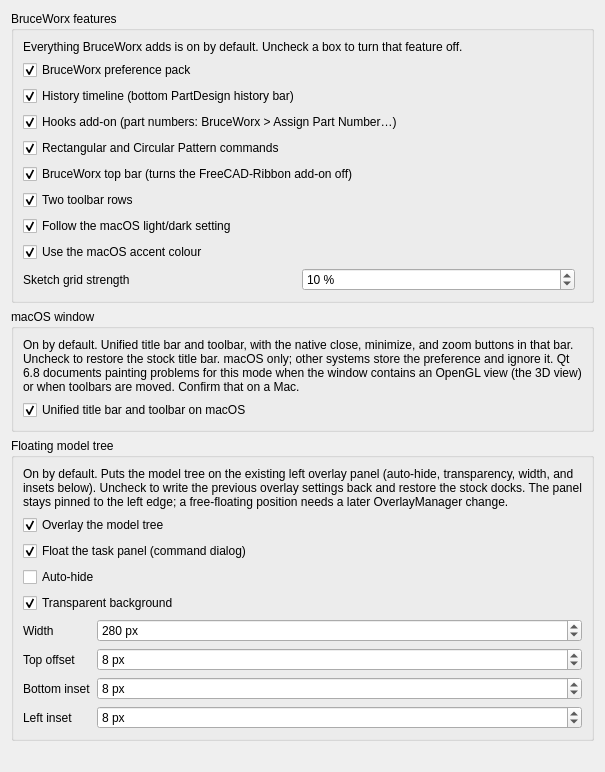
Old version of the form src/Mod/BruceWorx/preferences-bruceworx.ui in the repository brucecodes2023/FreeCAD_BruceWorx.
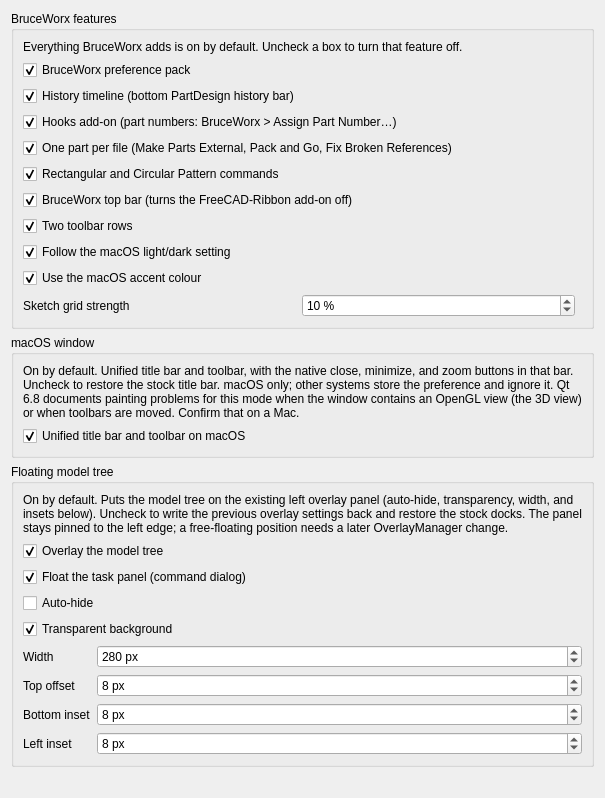
New version of the form. Custom widgets are drawn as their Qt base class.

Commit message: [BW] One part per file: make external, refs, resolve-refs, pack and go (ASM-01)

Patch:
```diff
--- a/src/Mod/BruceWorx/preferences-bruceworx.ui
+++ b/src/Mod/BruceWorx/preferences-bruceworx.ui
@@ -79,6 +79,25 @@
         </property>
        </widget>
       </item>
+      <item>
+       <widget class="Gui::PrefCheckBox" name="FileModelTools">
+        <property name="toolTip">
+         <string>On by default. Adds Make Parts External…, Pack and Go… and Fix Broken References… to the BruceWorx menu (one part per file, assemblies link part files by relative path). Needs the hooks add-on. Takes effect on the next start. The make-external, pack-and-go and resolve-refs CLI commands do not depend on this box.</string>
+        </property>
+        <property name="text">
+         <string>One part per file (Make Parts External, Pack and Go, Fix Broken References)</string>
+        </property>
+        <property name="checked">
+         <bool>true</bool>
+        </property>
+        <property name="prefEntry" stdset="0">
+         <cstring>FileModelTools</cstring>
+        </property>
+        <property name="prefPath" stdset="0">
+         <cstring>BruceWorx</cstring>
+        </property>
+       </widget>
+      </item>
       <item>
        <widget class="Gui::PrefCheckBox" name="PatternCommands">
         <property name="toolTip">
```
The commit also changes 16 other files.
